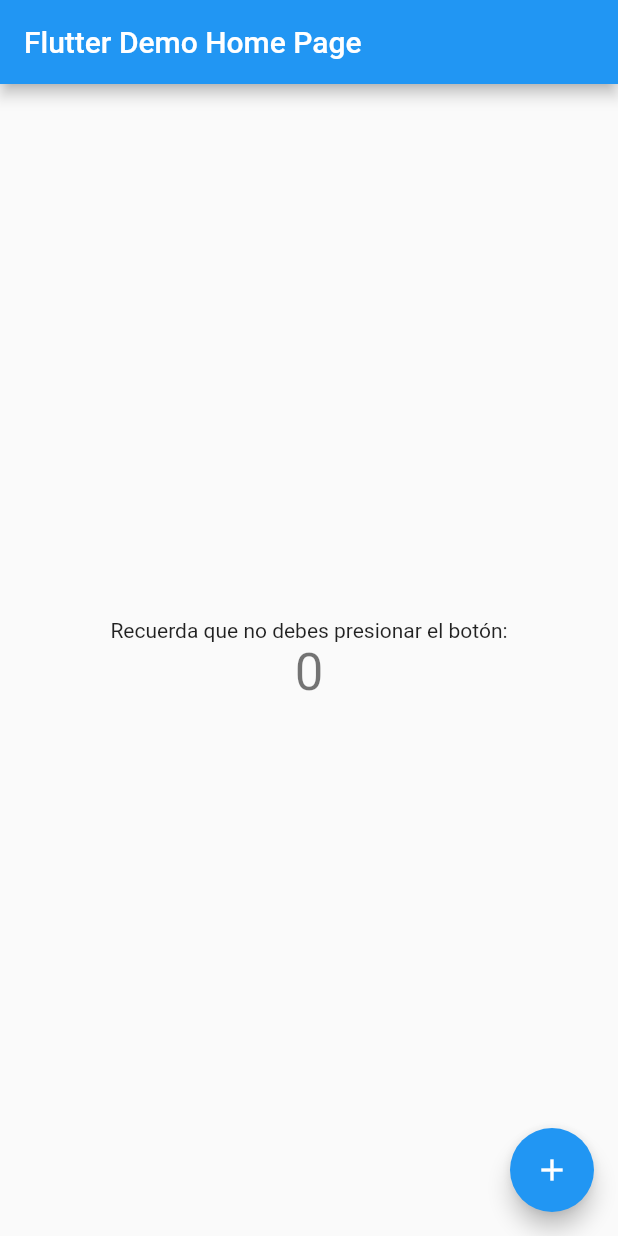
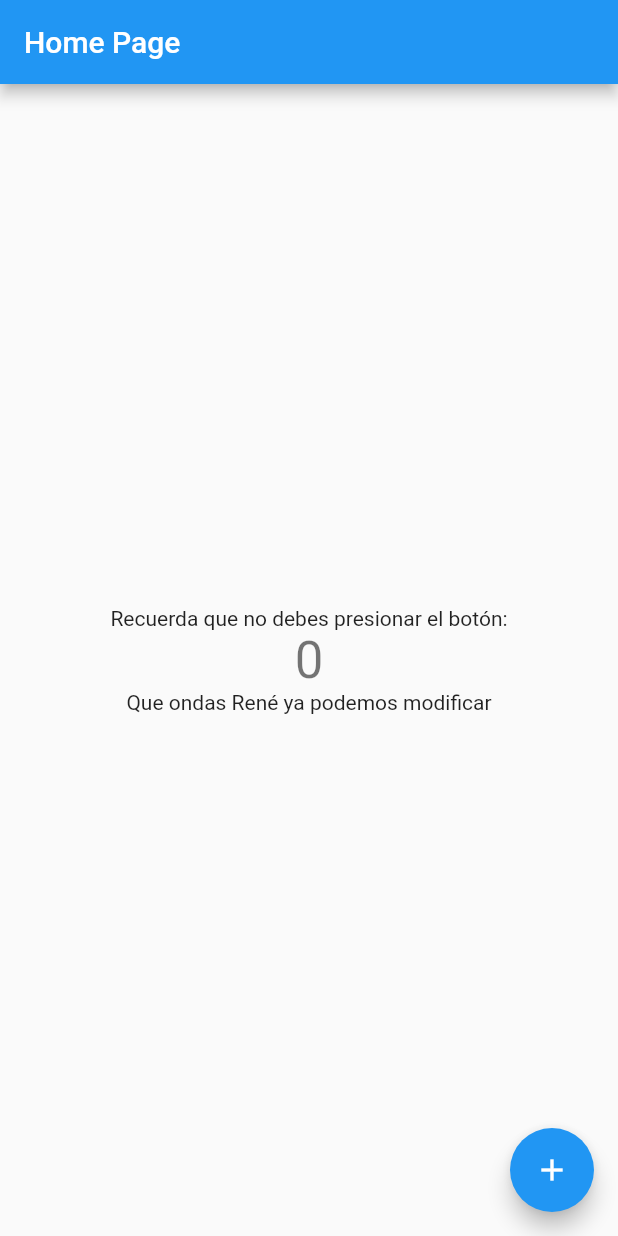
Before and after one commit to malibuzee/primerflutter, a Flutter app: the screen it shows after launch, on a phone screen of 412 x 824 dp. Run offline on Flutter 3.47's test engine with Material 2 defaults, Android fonts, the phone set to English and light mode, and no system bars.

Commit message:
se agrego un testo en main

```diff
--- a/primerflutter1/lib/main.dart
+++ b/primerflutter1/lib/main.dart
@@ -20,7 +20,7 @@ class MyApp extends StatelessWidget {
         // is not restarted.
         primarySwatch: Colors.blue,
       ),
-      home: MyHomePage(title: 'Flutter Demo Home Page'),
+      home: MyHomePage(title: 'Home Page'),
     );
   }
 }
@@ -98,6 +98,9 @@ class _MyHomePageState extends State<MyHomePage> {
               '$_counter',
               style: Theme.of(context).textTheme.display1,
             ),
+            Text(
+              'Que ondas René ya podemos modificar',
+            ),
           ],
         ),
       ),
```
